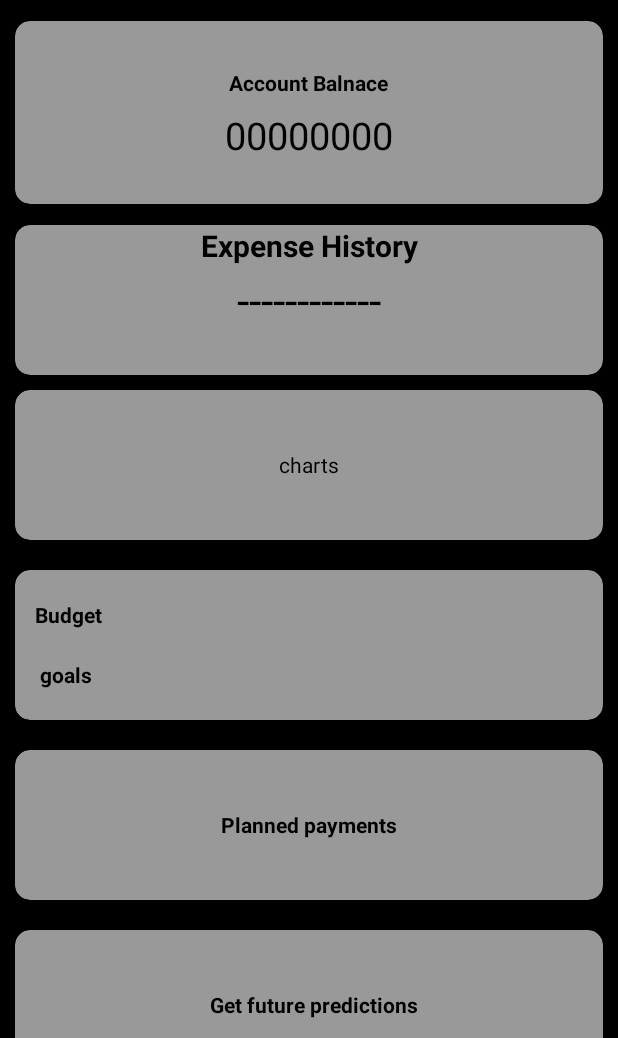
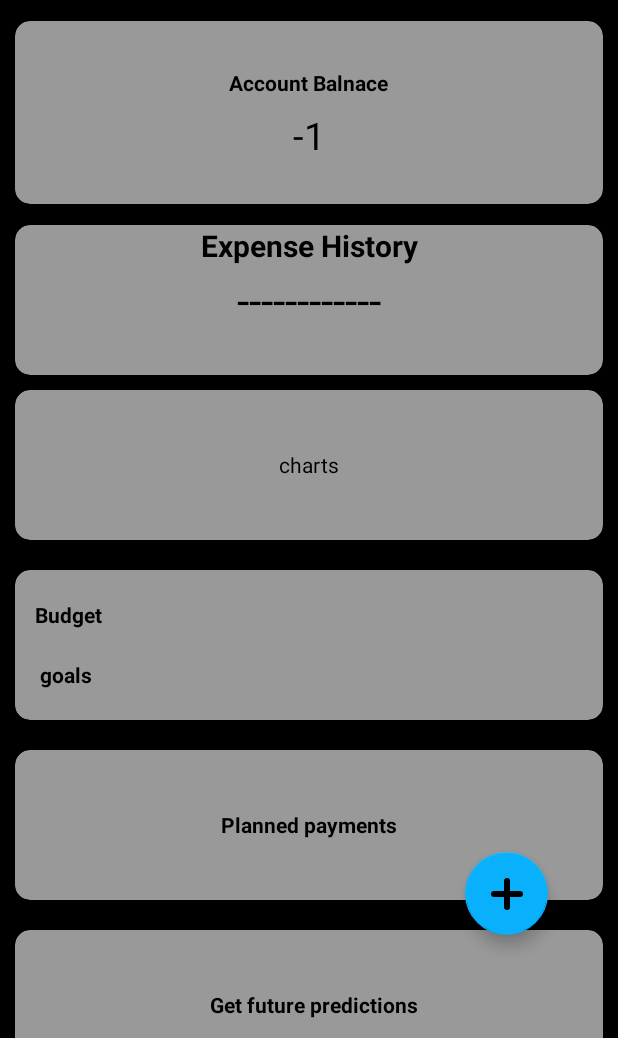
Before and after one commit to piyusshh07/Moneymind, an Android app: the home_page screen opened directly, with no data from a screen before it, on a phone screen of 412 x 824 dp, the part 198-1236 px from its top. Run offline under Robolectric (Android 15) with nearby library versions, the phone set to English and light mode, and no system bars.

Commit message:
acbalance feature added but not working properly

```diff
--- a/app/build.gradle
+++ b/app/build.gradle
@@ -33,6 +33,7 @@ dependencies {
     implementation 'androidx.appcompat:appcompat:1.6.1'
     implementation 'com.google.android.material:material:1.9.0'
     implementation 'androidx.constraintlayout:constraintlayout:2.1.4'
+    implementation 'androidx.activity:activity:1.8.0'
     testImplementation 'junit:junit:4.13.2'
     androidTestImplementation 'androidx.test.ext:junit:1.1.5'
     androidTestImplementation 'androidx.test.espresso:espresso-core:3.5.1'
--- a/app/src/main/java/com/project/moneymind/DBHelper.java
+++ b/app/src/main/java/com/project/moneymind/DBHelper.java
@@ -4,13 +4,15 @@ import android.content.Context;
 import android.database.Cursor;
 import android.database.sqlite.SQLiteDatabase;
 import android.database.sqlite.SQLiteOpenHelper;
+import android.util.Log;
+
 import androidx.annotation.Nullable;
 
 import java.util.ArrayList;
 
 public class DBHelper extends SQLiteOpenHelper {
-    public static final String DBNAME="Logins.db";
-    public static final int version = 4;
+    public static final String DBNAME = "Logins.db";
+    public static final int version = 5;
     //user login
     public static final String userid = "Userid";
     public static final String username = "Username";
@@ -32,7 +34,7 @@ public class DBHelper extends SQLiteOpenHelper {
 
 
     public DBHelper(@Nullable Context context) {
-        super(context, DBNAME , null, version );
+        super(context, DBNAME, null, version);
     }
 
     @Override
@@ -52,7 +54,7 @@ public class DBHelper extends SQLiteOpenHelper {
                 + Acc_id + " INTEGER PRIMARY KEY AUTOINCREMENT, "
                 + Acc_user_id + " INTEGER ,"
                 + Acc_name + " TEXT , "
-                + Acc_balance+" INTEGER ," +
+                + Acc_balance + " INTEGER ," +
                 " FOREIGN KEY (" + Acc_user_id + ") REFERENCES " + usertable + "(" + userid + ") )");
         // userdb.execSQL("Create table expense_records(expense_id INTEGER PRIMARY KEY,Username INTEGER NOT NULL,Account_id INTEGER NOT NULL,Expense_category TEXT NOT NULL,amount REAL NOT NULL,date TEXT NOT NULL,description TEXT NOT NULL ,FOREIGN KEY (Account_id)REFERENCES Account(Account_id), FOREIGN KEY (Username)REFERENCES users(Username) )");
         // userdb.execSQL("Create table Budgets(budget_id INTEGER PRIMARY KEY,Username INTEGER NOT NULL,Account_id INTEGER NOT NULL,budget_name TEXT NOT NULL, total_amount REAL NOT NULL,start_date TEXT NOT NULL,end_date TEXT NOT NULL, FOREIGN KEY (Account_id)REFERENCES Account(Account_id), FOREIGN KEY (Username)REFERENCES users(Username) )");
@@ -63,8 +65,8 @@ public class DBHelper extends SQLiteOpenHelper {
 
     @Override
     public void onUpgrade(SQLiteDatabase userdb, int old_ver, int new_ver) {
-        userdb.execSQL("drop table if exists " + usertable );
-        userdb.execSQL("drop table if exists " + Acc_table );
+        userdb.execSQL("drop table if exists " + usertable);
+        userdb.execSQL("drop table if exists " + Acc_table);
 
         onCreate(userdb);
     }
@@ -72,15 +74,15 @@ public class DBHelper extends SQLiteOpenHelper {
     public boolean insertData(String Fname, String Sname, String Email, String Mobno, String Dob, String Username, String Password) {
         SQLiteDatabase userdb = this.getWritableDatabase();
         ContentValues contentValues = new ContentValues();
-        contentValues.put(username , Username);
-        contentValues.put(password , Password);
-        contentValues.put(fname , Fname);
-        contentValues.put(sname , Sname);
-        contentValues.put(mobno , Mobno);
-        contentValues.put(email , Email);
-        contentValues.put(dob , Dob);
+        contentValues.put(username, Username);
+        contentValues.put(password, Password);
+        contentValues.put(fname, Fname);
+        contentValues.put(sname, Sname);
+        contentValues.put(mobno, Mobno);
+        contentValues.put(email, Email);
+        contentValues.put(dob, Dob);
 
-        long result = userdb.insert(usertable , null, contentValues);
+        long result = userdb.insert(usertable, null, contentValues);
         if (result == -1) return false;
         else
             return true;
@@ -93,7 +95,9 @@ public class DBHelper extends SQLiteOpenHelper {
         if (cursor.getCount() > 0) {
             return true;
         } else
-            return false;
+            cursor.close();
+        return false;
+
 
     }
 
@@ -103,22 +107,43 @@ public class DBHelper extends SQLiteOpenHelper {
         if (cursor.getCount() > 0) {
             return true;
         } else
-            return false;
+            cursor.close();
+        return false;
     }
+
+
 
     public int getuserid(String F_name) {
         int user_id = -1;
         SQLiteDatabase userdb = this.getWritableDatabase();
         Cursor cursor = userdb.rawQuery("Select " + userid + " from " + usertable + " Where " + username + "=?", new String[]{F_name});
         if (cursor != null && cursor.moveToFirst()) {
-            int userid_index = cursor.getColumnIndex( userid );
+            int userid_index = cursor.getColumnIndex(userid);
             if (userid_index >= 0) {
                 user_id = cursor.getInt(userid_index);
             }
         }
+        cursor.close();
         return user_id;
 
     }
+
+    public int getaccuserid(int accid) {
+        int accuser_id = -1;
+        String acc_id=String.valueOf(accid);
+        SQLiteDatabase userdb = this.getWritableDatabase();
+        Cursor cursor = userdb.rawQuery("Select " + Acc_user_id + " from " + Acc_table + " Where " + Acc_id + "=?", new String[]{acc_id});
+        if (cursor != null && cursor.moveToFirst()) {
+            int accuserid_index = cursor.getColumnIndex(Acc_user_id);
+            if (accuserid_index >= 0) {
+                accuser_id = cursor.getInt(accuserid_index);
+            }
+        }
+        cursor.close();
+        return accuser_id;
+
+    }
+
 
     public ArrayList<String> fetch_accnames(int user_id) {
         ArrayList<String> acc_names = new ArrayList<>();
@@ -137,17 +162,17 @@ public class DBHelper extends SQLiteOpenHelper {
 
             } while (cursor.moveToNext());
         }
+        cursor.close();
         return acc_names;
     }
 
     public long CreateAccount(Integer userID, String accountName, Integer inbalance) {
         SQLiteDatabase userdb = this.getWritableDatabase();
         ContentValues Values = new ContentValues();
-        Values.put(Acc_user_id , userID);
+        Values.put(Acc_user_id, userID);
         Values.put(Acc_name, accountName);
-        Values.put(Acc_balance,inbalance);
+        Values.put(Acc_balance, inbalance);
         return userdb.insert(Acc_table, null, Values);
-
     }
 
     public int get_account_id(String acc_name, int user_id) {
@@ -166,8 +191,29 @@ public class DBHelper extends SQLiteOpenHelper {
                 acc_id = cursor.getInt(acc_id_Index);
             }
         }
+        cursor.close();
         return acc_id;
+
     }
+
+    public Integer getAccountBalance(int accountid, int userId) {
+        SQLiteDatabase db = this.getWritableDatabase();
+        String us_id = String.valueOf(userId);
+        String account_ID = String.valueOf(accountid);
+        Integer balance = -1; // Default value if account is not found
+
+        Cursor cursor = db.rawQuery("SELECT " + Acc_balance + "  FROM " + Acc_table + " WHERE " + Acc_id + "=?" + " AND " + Acc_user_id + "=?", new String[]{account_ID, us_id});
+        if (cursor != null && cursor.moveToFirst()) {
+
+            int balanceindex = cursor.getColumnIndex( Acc_balance );
+            if (balanceindex >= 0) {
+                balance = cursor.getInt(balanceindex);
+            }
+        }
+        cursor.close();
+        return balance;
+    }
+
 
     public boolean checkAccountname(String Accountname, int userid) {
         SQLiteDatabase userdb = this.getWritableDatabase();
@@ -176,8 +222,7 @@ public class DBHelper extends SQLiteOpenHelper {
         if (cursor.getCount() > 0) {
             return true;
         } else
+            cursor.close();
             return false;
-
     }
-
-}
+    }
--- a/app/src/main/java/com/project/moneymind/home_page.java
+++ b/app/src/main/java/com/project/moneymind/home_page.java
@@ -11,6 +11,7 @@ import android.annotation.SuppressLint;
 import android.content.Intent;
 import android.content.SharedPreferences;
 import android.os.Bundle;
+import android.util.Log;
 import android.view.Menu;
 import android.view.MenuInflater;
 import android.view.MenuItem;
@@ -26,12 +27,17 @@ public class home_page extends AppCompatActivity {
 
     @SuppressLint("MissingInflatedId")
     String t1;
-    TextView fname, balance ,acc_Name;
+    TextView fname, balance ,acc_Name ;
     CardView ac_bal;
     String us ,nameuser ;
+
+    Integer acc_id,user_id ,acc_balance;
     Toolbar toolbar;
     DrawerLayout drawerLayout;
     NavigationView navigationView;
+    DBHelper db;
+
+
 
 
     @Override
@@ -65,9 +71,30 @@ public class home_page extends AppCompatActivity {
         navigationView=findViewById(R.id.navigationview);
 
 
-        SharedPreferences sharedPreferences = getSharedPreferences("username_", MODE_PRIVATE);
+        SharedPreferences sharedPreferences = getSharedPreferences("user", MODE_PRIVATE);
+        acc_id = sharedPreferences.getInt("account_id", -1);
+        user_id = sharedPreferences.getInt("user_id", -1);
+        nameuser =sharedPreferences.getString("username","fnameuser");
 
-        nameuser=sharedPreferences.getString("Username","fnameuser");
+
+
+// Check if acc_id and user_id are correctly retrieved
+        Log.d("Debug", "acc_id: " + acc_id + ", user_id: " + user_id);
+
+// If acc_id and user_id are correct, use them to get account balance
+        if (acc_id != -1 && user_id != -1) {
+            acc_balance = db.getAccountBalance(acc_id, user_id);
+            balance.setText(String.valueOf(acc_balance));
+        } else {
+            // Handle the case where acc_id or user_id is -1
+            Log.e("Error", "Invalid acc_id or user_id");
+        }
+
+
+        db=new DBHelper(this);
+        acc_balance= db.getAccountBalance(acc_id,user_id);
+
+        balance.setText(String.valueOf(acc_balance));
         fname.setText("Hello "+nameuser);
         setSupportActionBar(toolbar);
         ActionBarDrawerToggle toggle=new ActionBarDrawerToggle(this,drawerLayout,toolbar,R.string.opendawer,R.string.closedrawer);
--- /dev/null
+++ b/app/src/main/res/drawable/plus_2.xml
@@ -0,0 +1,5 @@
+<vector xmlns:android="http://schemas.android.com/apk/res/android" android:height="30dp" android:viewportHeight="36" android:viewportWidth="36" android:width="30dp">
+
+    <path android:fillColor="#31373D" android:pathData="M31,15H21V5a3,3 0,1 0,-6 0v10H5a3,3 0,1 0,0 6h10v10a3,3 0,1 0,6 0V21h10a3,3 0,1 0,0 -6z"/>
+
+</vector>
--- a/app/src/main/res/layout/hpagexml.xml
+++ b/app/src/main/res/layout/hpagexml.xml
@@ -1,9 +1,22 @@
 <?xml version="1.0" encoding="utf-8"?>
-<LinearLayout xmlns:android="http://schemas.android.com/apk/res/android"
+<androidx.constraintlayout.widget.ConstraintLayout xmlns:android="http://schemas.android.com/apk/res/android"
     xmlns:app="http://schemas.android.com/apk/res-auto"
     xmlns:tools="http://schemas.android.com/tools"
     android:layout_width="match_parent"
-    android:layout_height="match_parent"><com.google.android.material.appbar.AppBarLayout
+    android:layout_height="match_parent">
+
+    <com.google.android.material.floatingactionbutton.FloatingActionButton
+        android:layout_width="55dp"
+        android:layout_height="55dp"
+        android:background="@color/blue"
+        android:translationX="310dp"
+        android:translationY="700dp"
+        android:src="@drawable/plus_2"
+        android:layout_gravity="center"
+        android:elevation="60dp"
+        android:id="@+id/fab"></com.google.android.material.floatingactionbutton.FloatingActionButton>
+
+    <com.google.android.material.appbar.AppBarLayout
     android:layout_width="match_parent"
     android:layout_height="match_parent"
     android:background="@color/black"
@@ -20,6 +33,8 @@
 
     </androidx.appcompat.widget.Toolbar>
 
+
+
     <ScrollView
         android:layout_width="match_parent"
         android:layout_height="wrap_content">
@@ -28,6 +43,7 @@
             android:layout_width="match_parent"
             android:layout_height="wrap_content"
             android:orientation="vertical">
+
 
             <TextView
                 android:id="@+id/hellouser"
@@ -39,8 +55,6 @@
                 android:textColor="@color/white"
                 android:textSize="25sp"
                 android:textStyle="bold"></TextView>
-
-
 
             <TextView
                 android:layout_width="wrap_content"
@@ -76,6 +90,7 @@
                     android:layout_height="wrap_content"
                     android:layout_gravity="center"
                     android:layout_margin="10dp"
+                    android:inputType="number"
                     android:text="00000000"
                     android:textAlignment="center"
                     android:textColor="@color/black"
@@ -190,9 +205,7 @@
                 app:cardBackgroundColor="@color/grey"
                 app:cardCornerRadius="10dp"
                 app:cardElevation="7dp"
-
                 >
-
                 <TextView
                     android:layout_width="wrap_content"
                     android:layout_height="wrap_content"
@@ -204,5 +217,4 @@
         </LinearLayout>
     </ScrollView>
 </com.google.android.material.appbar.AppBarLayout>
-
-</LinearLayout>
+</androidx.constraintlayout.widget.ConstraintLayout>
```
Also changed, not shown: app/src/main/AndroidManifest.xml (+7 -1 lines), app/src/main/java/com/project/moneymind/accounts_page.java (+16 -12 lines), app/src/main/java/com/project/moneymind/history_page.java (added, +24 -0 lines), app/src/main/res/layout/activity_history_page.xml (added, +10 -0 lines), app/src/main/res/layout/history_record.xml (added, +49 -0 lines).
